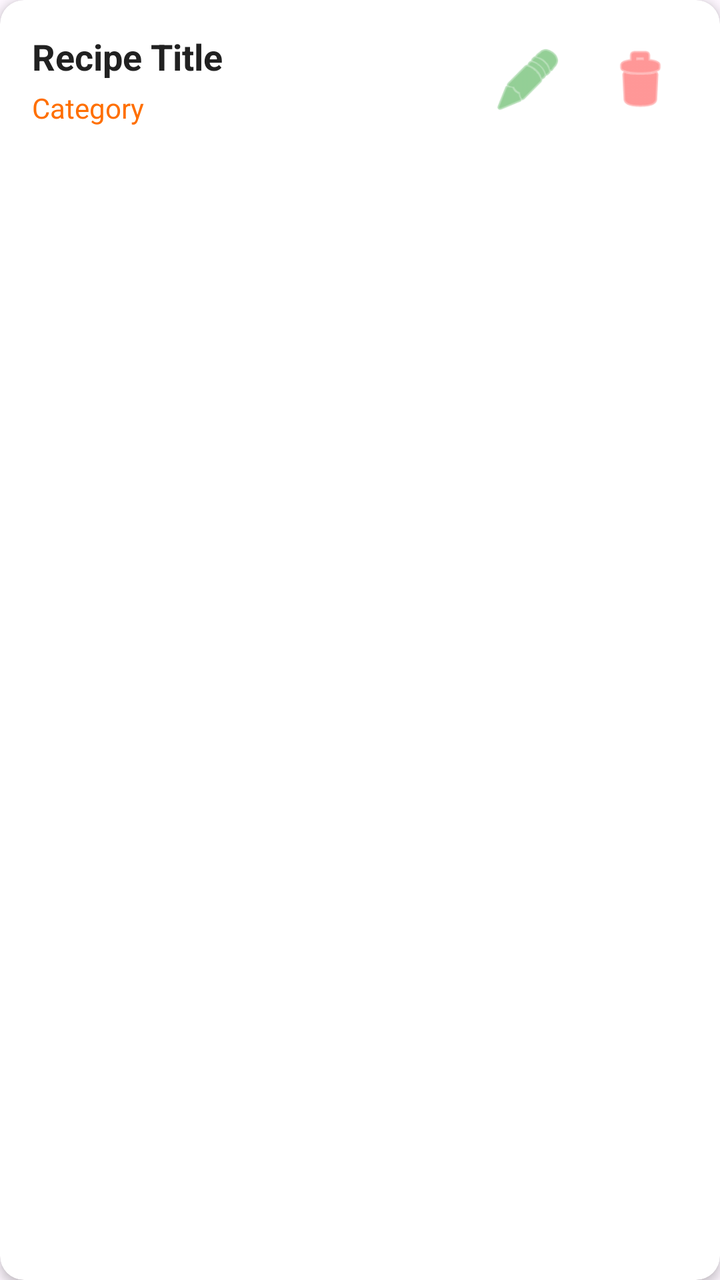
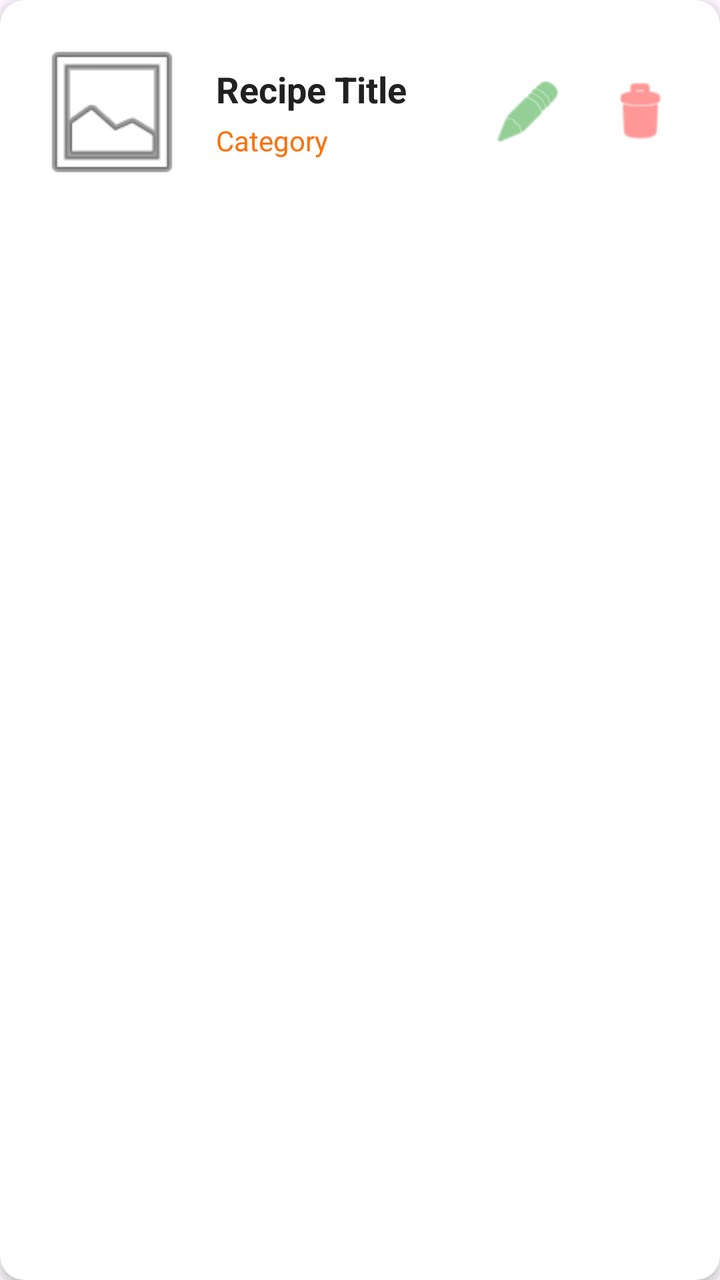

An Android layout rendered at two revisions. The XML below is the earlier revision; the diff shows what the commit changed to produce the second picture.
<!-- AndroidManifest.xml: application theme Theme.RecipeBook -->
<!-- res/layout/item_recipe.xml -->
<?xml version="1.0" encoding="utf-8"?>
<androidx.cardview.widget.CardView xmlns:android="http://schemas.android.com/apk/res/android"
    android:layout_width="match_parent"
    android:layout_height="wrap_content"
    xmlns:app="http://schemas.android.com/apk/res-auto"
    android:layout_marginHorizontal="12dp"
    android:layout_marginVertical="6dp"
    app:cardCornerRadius="12dp"
    app:cardElevation="3dp"
    app:cardBackgroundColor="@color/white">

    <RelativeLayout
        android:layout_width="match_parent"
        android:layout_height="wrap_content"
        android:padding="16dp">

        <LinearLayout
            android:layout_width="wrap_content"
            android:layout_height="wrap_content"
            android:orientation="vertical"
            android:layout_toStartOf="@+id/actionsLayout"
            android:layout_alignParentStart="true">

            <TextView
                android:id="@+id/recipeTitleTv"
                android:layout_width="wrap_content"
                android:layout_height="wrap_content"
                android:text="Recipe Title"
                android:textColor="#212121"
                android:textSize="18sp"
                android:textStyle="bold" />

            <TextView
                android:id="@+id/recipeCategoryTv"
                android:layout_width="wrap_content"
                android:layout_height="wrap_content"
                android:layout_marginTop="4dp"
                android:text="Category"
                android:textColor="@color/orange_primary"
                android:textSize="14sp" />
        </LinearLayout>

        <LinearLayout
            android:id="@+id/actionsLayout"
            android:layout_width="wrap_content"
            android:layout_height="wrap_content"
            android:layout_alignParentEnd="true"
            android:layout_centerVertical="true"
            android:orientation="horizontal">

            <ImageView
                android:id="@+id/editRecipeBtn"
                android:layout_width="48dp"
                android:layout_height="48dp"
                android:padding="6dp"
                android:src="@android:drawable/ic_menu_edit"
                android:contentDescription="Edit"
                app:tint="#4CAF50"
                android:background="?attr/selectableItemBackgroundBorderless"
                android:clickable="true"
                android:focusable="true"/>

            <ImageView
                android:id="@+id/deleteRecipeBtn"
                android:layout_width="48dp"
                android:layout_height="48dp"
                android:layout_marginStart="8dp"
                android:padding="6dp"
                android:src="@android:drawable/ic_menu_delete"
                android:contentDescription="Delete"
                app:tint="#FF5252"
                android:background="?attr/selectableItemBackgroundBorderless"
                android:clickable="true"
                android:focusable="true"/>
        </LinearLayout>
    </RelativeLayout>

</androidx.cardview.widget.CardView>
<!-- resources referenced by this layout -->
<resources>
  <color name="orange_primary">#FF6F00</color>
  <color name="white">#FFFFFFFF</color>
  <style name="Theme.RecipeBook" parent="Base.Theme.RecipeBook" />
  <style name="Base.Theme.RecipeBook" parent="Theme.Material3.DayNight.NoActionBar">
          
          
      </style>
</resources>

<!-- the commit's change to res/layout/item_recipe.xml (unified diff, before → after) -->
@@ -14,12 +14,24 @@
         android:layout_height="wrap_content"
         android:padding="16dp">
 
+        <ImageView
+            android:id="@+id/recipeImg"
+            android:layout_width="80dp"
+            android:layout_height="80dp"
+            android:layout_alignParentStart="true"
+            android:layout_centerVertical="true"
+            android:layout_marginEnd="12dp"
+            android:scaleType="centerCrop"
+            android:src="@android:drawable/ic_menu_gallery"
+            android:contentDescription="Recipe Image" />
+
         <LinearLayout
             android:layout_width="wrap_content"
             android:layout_height="wrap_content"
             android:orientation="vertical"
+            android:layout_toEndOf="@id/recipeImg"
             android:layout_toStartOf="@+id/actionsLayout"
-            android:layout_alignParentStart="true">
+            android:layout_centerVertical="true">
 
             <TextView
                 android:id="@+id/recipeTitleTv"
